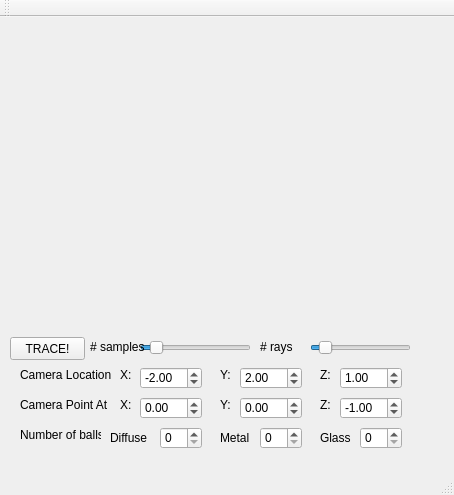
First picture: the form in mainwindow.ui, repository jrem090/Raytracer, before the edit.
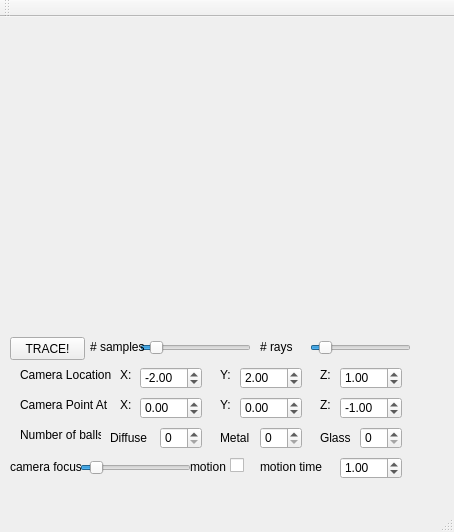
Second picture: the form after the edit.

Commit message: Began second book. Added basic motion blur. may rework demo of blur

```diff
--- a/mainwindow.ui
+++ b/mainwindow.ui
@@ -7,7 +7,7 @@
     <x>0</x>
     <y>0</y>
     <width>454</width>
-    <height>495</height>
+    <height>532</height>
    </rect>
   </property>
   <property name="windowTitle">
@@ -404,6 +404,99 @@
      <string># rays</string>
     </property>
    </widget>
+   <widget class="QLabel" name="label_15">
+    <property name="geometry">
+     <rect>
+      <x>10</x>
+      <y>440</y>
+      <width>71</width>
+      <height>20</height>
+     </rect>
+    </property>
+    <property name="text">
+     <string>camera focus</string>
+    </property>
+   </widget>
+   <widget class="QSlider" name="num_samples_2">
+    <property name="geometry">
+     <rect>
+      <x>80</x>
+      <y>440</y>
+      <width>111</width>
+      <height>22</height>
+     </rect>
+    </property>
+    <property name="minimum">
+     <number>1</number>
+    </property>
+    <property name="maximum">
+     <number>100</number>
+    </property>
+    <property name="value">
+     <number>10</number>
+    </property>
+    <property name="orientation">
+     <enum>Qt::Horizontal</enum>
+    </property>
+   </widget>
+   <widget class="QCheckBox" name="checkBox">
+    <property name="geometry">
+     <rect>
+      <x>230</x>
+      <y>440</y>
+      <width>70</width>
+      <height>17</height>
+     </rect>
+    </property>
+    <property name="text">
+     <string/>
+    </property>
+   </widget>
+   <widget class="QLabel" name="label_16">
+    <property name="geometry">
+     <rect>
+      <x>190</x>
+      <y>440</y>
+      <width>71</width>
+      <height>20</height>
+     </rect>
+    </property>
+    <property name="text">
+     <string>motion</string>
+    </property>
+   </widget>
+   <widget class="QLabel" name="label_17">
+    <property name="geometry">
+     <rect>
+      <x>260</x>
+      <y>440</y>
+      <width>71</width>
+      <height>20</height>
+     </rect>
+    </property>
+    <property name="text">
+     <string>motion time</string>
+    </property>
+   </widget>
+   <widget class="QDoubleSpinBox" name="camera_z_2">
+    <property name="geometry">
+     <rect>
+      <x>340</x>
+      <y>440</y>
+      <width>62</width>
+      <height>22</height>
+     </rect>
+    </property>
+    <property name="minimum">
+     <double>-10.000000000000000</double>
+    </property>
+    <property name="maximum">
+     <double>10.000000000000000</double>
+    </property>
+    <property name="value">
+     <double>1.000000000000000</double>
+    </property>
+   </widget>
   </widget>
   <widget class="QMenuBar" name="menuBar">
    <property name="geometry">
```
The commit also changes 28 other files.
